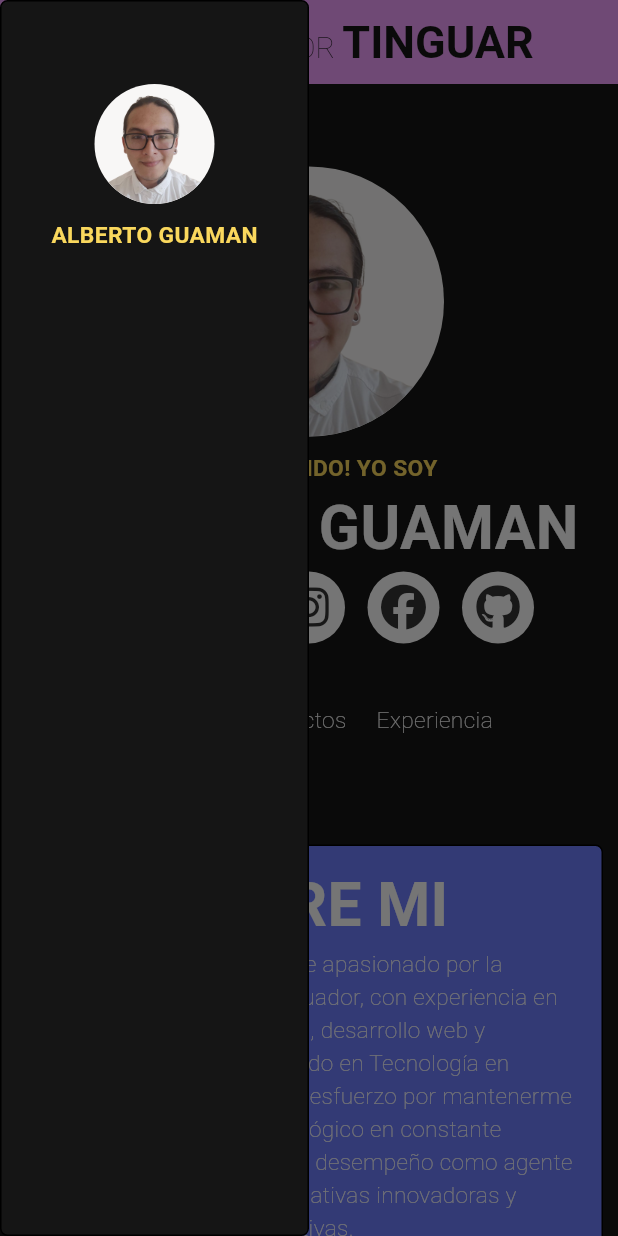
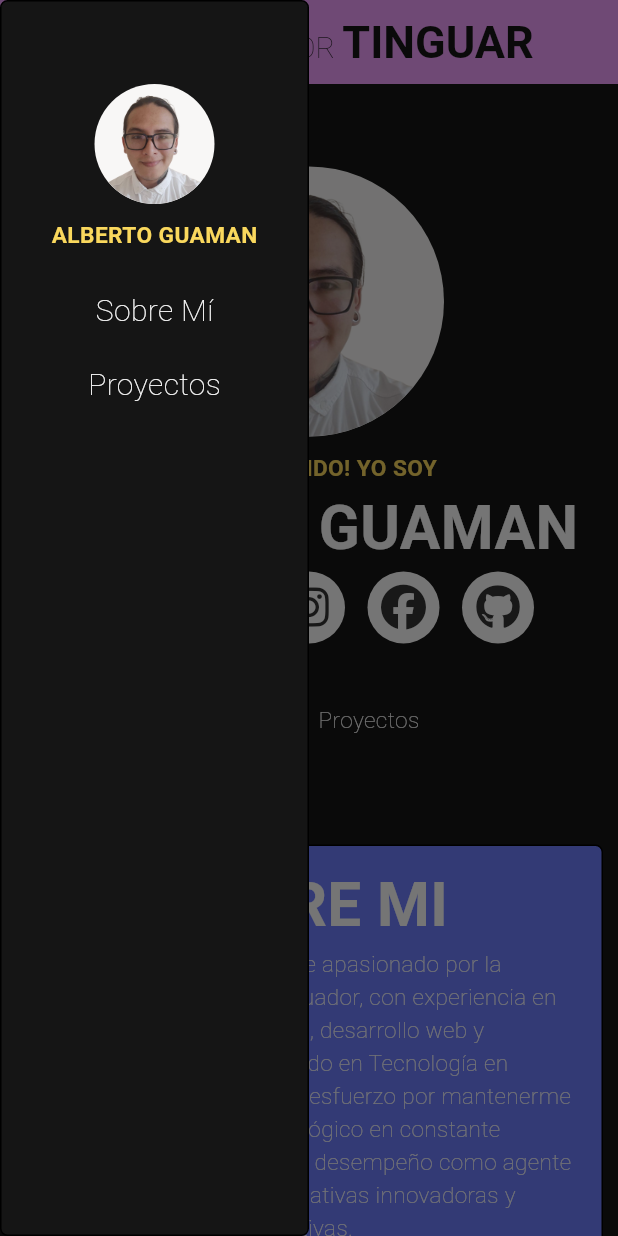
Before and after one commit to GbrielGarcia/albertoguaman.com, a Flutter app: the screen it shows after launch, with the side drawer open, on a phone screen of 412 x 824 dp. Run offline on Flutter 3.47's test engine with Material 3 defaults, Android fonts, the phone set to English and light mode, and no system bars; our stand-ins replace animated_text_kit, firebase_core, flutter_animate, font_awesome_flutter, go_router, google_fonts and 1 more; missing offline and left inert: responsive_layout_grid, universal_html; accounts and stored records are empty; generated files the repository leaves out were written again; Roboto replaces fonts that are missing (Alegreya).

Commit message:
nueva version

```diff
--- a/lib/src/home/home.dart
+++ b/lib/src/home/home.dart
@@ -16,38 +16,18 @@ import 'package:flutter_staggered_grid_view/flutter_staggered_grid_view.dart';
 import 'package:font_awesome_flutter/font_awesome_flutter.dart';
 import "../../utils/assets.dart";
 import "../util/util.dart";
+import 'package:responsive_layout_grid/responsive_layout_grid.dart';
 
-class HomeSrc extends StatelessWidget {
+final List<String> sections = ['Sobre Mí', 'Proyectos'];
+
+class HomeSrc extends StatefulWidget {
   const HomeSrc({super.key});
 
   @override
-  Widget build(BuildContext context) {
-    final al = AppLocalizations.of(context);
-
-    return Scaffold(
-      appBar: AppBar(
-        backgroundColor: UtilsColor.colorPink,
-        centerTitle: true,
-        title: _buildPowered(),
-      ),
-      drawer: context.isMobile || context.isMobileLarge
-          ? _buildDrawer(context, al)
-          : null,
-      backgroundColor: UtilsColor.colorPrimaryDark,
-      body: const PortfolioScreen(),
-    );
-  }
+  State<HomeSrc> createState() => _PortfolioScreenState();
 }
 
-class PortfolioScreen extends StatefulWidget {
-  const PortfolioScreen({super.key});
-
-  @override
-  State<PortfolioScreen> createState() => _PortfolioScreenState();
-}
-
-class _PortfolioScreenState extends State<PortfolioScreen> {
-  final List<String> sections = ['Sobre Mí', 'Proyectos', 'Experiencia'];
+class _PortfolioScreenState extends State<HomeSrc> {
   late List<bool> inHovered;
 
   final ScrollController _scrollController = ScrollController();
@@ -90,7 +70,34 @@ class _PortfolioScreenState extends State<PortfolioScreen> {
     final al = AppLocalizations.of(context);
     final List<ProjectModel> projects = infoProjectModel;
 
-    return Responsive(
+    return Scaffold(
+      appBar: AppBar(
+        backgroundColor: UtilsColor.colorPink,
+        centerTitle: true,
+        title: _buildPowered(),
+      ),
+      drawer: context.isMobile || context.isMobileLarge
+          ? Container(
+              width: context.screenWidth / 2,
+              decoration: BoxDecoration(
+                  color: UtilsColor.colorPrimaryDark,
+                  border: Border.all(),
+                  borderRadius: BorderRadius.circular(SizeUtils.m)),
+              child: Column(
+                children: [
+                  SizedBox(height: SizeUtils.xl1),
+                  _buildAvatar(context, al, maxRadius: SizeUtils.xl),
+                  SizedBox(width: SizeUtils.m),
+                  _buildRowName(context,
+                      visibility: true, text: 'Alberto Guaman'.toUpperCase()),
+                  SizedBox(height: SizeUtils.s1),
+                  _buildSectionsColumn(context, sections),
+                ],
+              ),
+            )
+          : null,
+      backgroundColor: UtilsColor.colorPrimaryDark,
+      body: Responsive(
         mobile: SingleChildScrollView(
           controller: _scrollController,
           clipBehavior: Clip.antiAlias,
@@ -140,10 +147,30 @@ class _PortfolioScreenState extends State<PortfolioScreen> {
             ],
           ),
         ),
+      ),
     );
   }
 
   Widget _buildProject(AppLocalizations? al, BuildContext context) {
+    final int crossAxisCount = context.isDesktop
+        ? 2
+        : context.isTabletLarge
+            ? 2
+            : context.isTablet
+                ? 2
+                : context.isMobileLarge
+                    ? 1
+                    : 1;
+    final double mainAxisExtent = context.isDesktop
+        ? 125
+        : context.isTabletLarge
+            ? 125
+            : context.isTablet
+                ? 125
+                : context.isMobileLarge
+                    ? 125
+                    : 125;
+
     return ResponsiveCenter(
         child: Column(
       mainAxisAlignment: MainAxisAlignment.center,
@@ -154,21 +181,25 @@ class _PortfolioScreenState extends State<PortfolioScreen> {
           GridView.builder(
             shrinkWrap: true,
             physics: const NeverScrollableScrollPhysics(),
+            padding: EdgeInsets.all(SizeUtils.l),
             gridDelegate: SliverGridDelegateWithFixedCrossAxisCount(
-                crossAxisCount: context.isDesktop
-                    ? 2
-                    : context.isMobile
-                        ? 1
-                        : 2,
-                childAspectRatio: 7 / 3,
-                crossAxisSpacing: 10,
-                mainAxisSpacing: 10,
+              crossAxisCount: crossAxisCount,
+              mainAxisExtent: 125,
+              crossAxisSpacing: 16,
+              mainAxisSpacing: 16,
+              childAspectRatio: 2,
             ),
             itemCount: infoProjectModel.length,
-              itemBuilder: (BuildContext context, index) {
+            itemBuilder: (context, index) {
               final project = infoProjectModel[index];
-
-                return MouseRegion(
+              return GestureDetector(
+                onTap: () {
+                  // Alternar el estado de hovered en dispositivos móviles
+                  setState(() {
+                    inHovered[index] = !inHovered[index];
+                  });
+                },
+                child: MouseRegion(
                   onEnter: (_) {
                     setState(() {
                       inHovered[index] = true;
@@ -179,105 +210,89 @@ class _PortfolioScreenState extends State<PortfolioScreen> {
                       inHovered[index] = false;
                     });
                   },
-                  child: AnimatedOpacity(
-                    opacity: inHovered[index] ? 0.3 : 1.0,
+                  child: Stack(
+                    children: [
+                      AnimatedOpacity(
+                        opacity: inHovered[index] ? 0.2 : 1.0,
                         duration: const Duration(milliseconds: 100),
+                        child: Card(
+                          color: UtilsColor.colorYellow,
+                          elevation: 4,
+                          child: IntrinsicHeight(
+                            child: Expanded(
+                              child: Padding(
+                                padding: EdgeInsets.all(SizeUtils.s),
                                 child: Column(
+                                  crossAxisAlignment: CrossAxisAlignment.start,
                                   children: [
-                        Container(
-                          decoration: BoxDecoration(
-                            border: Border.all(
-                              color: Colors.black,
-                              width: 2.0,
+                                    Text(project.title,
+                                        style: StyleText.textPortfolio(
+                                          color: UtilsColor.colorPrimaryDark,
+                                          fontWeight: FontWeight.bold,
+                                        )),
+                                    SizedBox(height: SizeUtils.s),
+                                    Text(
+                                      project.description,
+                                      maxLines: 2,
+                                      overflow: TextOverflow.ellipsis,
+                                      style: StyleText.textPortfolio(
+                                        color: UtilsColor.colorPrimaryDark,
                                       ),
                                     ),
-                          child: Image.asset(
-                            project.photo,
-                            fit: BoxFit
-                                .cover, // Ajusta cómo se escala la imagen dentro del contenedor
+                                  ],
                                 ),
                               ),
-                        SizedBox(height: SizeUtils.l),
-                        Column(
-                          crossAxisAlignment: CrossAxisAlignment.start,
-                          children: [
-                            Text(
-                              project.title,
-                              style: TextStyle(fontWeight: FontWeight.bold),
                             ),
-                            SizedBox(height: 4),
-                            Text(
-                              project.description,
-                              style: TextStyle(color: Colors.black),
                           ),
-                            SizedBox(height: 8),
-                            containerBottom(
+                        ),
+                      ),
+                      if (inHovered[index])
+                        Center(
+                          child: IntrinsicHeight(
+                            child: Expanded(
+                                child: Padding(
+                              padding: EdgeInsets.all(SizeUtils.s),
+                              child: containerBottom(
                                   () => laucherURL(project.buttonVoidCall),
                                   project.title,
                                   'Ver proyecto',
                                   padding: 0),
-                          ],
+                            )),
                           ),
+                        ),
+                      Positioned(
+                          top: -10,
+                          right: 0,
+                          child: Container(
+                              padding: EdgeInsets.all(SizeUtils.m),
+                              decoration: BoxDecoration(
+                                color: UtilsColor.colorBlue,
+                                shape: BoxShape.rectangle,
+                              ),
+                              child: Text('${index + 1}',
+                                  style: StyleText.textPortfolio(
+                                      fontSize: SizeUtils.xl))))
                     ],
                   ),
                 ),
               );
-              }),
-          // StaggeredGrid.count(
-          //   crossAxisCount: context.isTablet ? 4 : 4,
-          //   mainAxisSpacing: 10.0,
-          //   crossAxisSpacing: 10.0,
-          //   children: infoProjectModel.map((project) {
-          //     return StaggeredGridTile.count(
-          //         crossAxisCellCount:
-          //             context.isMobile || context.isMobileLarge ? 4 : 2,
-          //         mainAxisCellCount:
-          //             context.isMobile || context.isMobileLarge ? 4 : 2,
-          //         child: Column(
-          //           children: [
-          //             Container(
-          //               decoration: BoxDecoration(
-          //                 border: Border.all(
-          //                   color: Colors.black, // Color del borde
-          //                   width: 2.0, // Ancho del borde
-          //                 ),
-          //               ),
-          //               child: Image.asset(
-          //                 project.photo,
-          //                 fit: BoxFit
-          //                     .cover, // Ajusta cómo se escala la imagen dentro del contenedor
-          //               ),
-          //             ),
-          //             SizedBox(height: SizeUtils.l),
-          //             Column(
-          //               crossAxisAlignment: CrossAxisAlignment.start,
-          //               children: [
-          //                 Text(
-          //                   project.title,
-          //                   style: TextStyle(fontWeight: FontWeight.bold),
-          //                 ),
-          //                 SizedBox(height: 4),
-          //                 Text(
-          //                   project.description,
-          //                   style: TextStyle(color: Colors.black),
-          //                 ),
-          //                 SizedBox(height: 8),
-          //                 containerBottom(
-          //                     () => laucherURL(project.buttonVoidCall),
-          //                     project.title,
-          //                     'Ver proyecto',
-          //                     padding: 0),
-          //               ],
-          //             ),
-          //           ],
-          //         ));
-          //   }).toList(),
-          // ),
+            },
+          ),
           color: UtilsColor.colorPink,
           title: 'Proyectos'.toUpperCase(),
         )
       ],
     ));
+  }
+
+  Widget _buildContainerGrid() {
+    return Container(
+      decoration: BoxDecoration(
+          color: UtilsColor.colorSecondaryWhite,
+          border: Border.all(),
+          borderRadius: BorderRadius.circular(SizeUtils.m)),
+      child: Text('adsd'),
+    );
   }
 
   Widget _buildAboutMe(AppLocalizations? al) {
@@ -400,6 +415,37 @@ class _PortfolioScreenState extends State<PortfolioScreen> {
     );
   }
 
+  Widget _buildSectionsColumn(BuildContext context, List<String> sections) {
+    return Column(
+      mainAxisAlignment: MainAxisAlignment.center,
+      children: sections
+          .map(
+            (section) => GestureDetector(
+              onTap: ()  {
+                _scrollToSection(section);
+                Navigator.pop(context);
+              },
+              child: Padding(
+                padding: EdgeInsets.all(SizeUtils.s),
+                child: MouseRegion(
+                  cursor: SystemMouseCursors.click,
+                  child: Text(
+                    section,
+                    style: StyleText.textPortfolio(
+                      fontSize: SizeUtils.l1.sizeScaled(
+                        context.screenWidth,
+                        minSize: SizeUtils.l,
+                      ),
+                    ),
+                  ),
+                ),
+              ),
+            ),
+          )
+          .toList(),
+    );
+  }
+
   Widget _buildSectionContent(String title, GlobalKey key) {
     return Container(
       key: key,
@@ -410,25 +456,6 @@ class _PortfolioScreenState extends State<PortfolioScreen> {
               fontSize: SizeUtils.s1)),
     );
   }
-}
-
-Widget _buildDrawer(BuildContext context, AppLocalizations? al) {
-  return Container(
-    width: context.screenWidth / 2,
-    decoration: BoxDecoration(
-        color: UtilsColor.colorPrimaryDark,
-        border: Border.all(),
-        borderRadius: BorderRadius.circular(SizeUtils.m)),
-    child: Column(
-      children: [
-        SizedBox(height: SizeUtils.xl1),
-        _buildAvatar(context, al, maxRadius: SizeUtils.xl),
-        SizedBox(width: SizeUtils.m),
-        _buildRowName(context,
-            visibility: true, text: 'Alberto Guaman'.toUpperCase()),
-      ],
-    ),
-  );
 }
 
 Widget _buildPowered() {
--- a/lib/src/model/project.dart
+++ b/lib/src/model/project.dart
@@ -2,7 +2,7 @@ import 'package:albertoguaman/src/util/assets.dart';
 
 class ProjectModel {
   final String photo;
-  final String type;
+  final List<String> type;
   final String title;
   final String description;
   final String buttonText;
@@ -21,36 +21,35 @@ class ProjectModel {
 List<ProjectModel> infoProjectModel = [
   ProjectModel(
       photo: Assets.projectOne,
-      type: 'Desarrollo Web',
-      title: 'Horarios Energia ( CNEL )',
-      description: 'Aquí puedes acceder a los horarios de corte de energia programado por CNEL en tu zona.',
+      type: [],
+      title: 'Horarios Energia ( WEB )',
+      description:
+          'Aquí puedes acceder a los horarios de corte de energia programado por CNEL en tu zona.',
       buttonText: 'ver proyecto',
       buttonVoidCall: 'https://cnel-ficha.tinguar.com/'),
   ProjectModel(
       photo: Assets.projectOne,
-      type: 'Desarrollo Web',
-      title: 'Horarios Energia ( CNEL )',
-      description: 'Aquí puedes acceder a los horarios de corte de energia programado por CNEL en tu zona.',
+      type: [],
+      title: 'Horarios Energia ( CHAT BOT )',
+      description:
+          'Consulta los cortes de energía a través de nuestro chatbot en WhatsApp.',
       buttonText: 'ver proyecto',
-      buttonVoidCall: 'https://cnel-ficha.tinguar.com/'),
+      buttonVoidCall: 'https://tunegocio.pro/PMGwa'),
   ProjectModel(
       photo: Assets.projectOne,
-      type: 'Desarrollo Web',
-      title: 'Horarios Energia ( CNEL )',
-      description: 'Aquí puedes acceder a los horarios de corte de energia programado por CNEL en tu zona.',
+      type: [],
+      title: 'Tarot Pragmático',
+      description:
+          'Sistema Arcano para cliente de CHILE, desarrollado con Flutter.',
       buttonText: 'ver proyecto',
-      buttonVoidCall: 'https://cnel-ficha.tinguar.com/'),  ProjectModel(
-      photo: Assets.projectOne,
-      type: 'Desarrollo Web',
-      title: 'Horarios Energia ( CNEL )',
-      description: 'Aquí puedes acceder a los horarios de corte de energia programado por CNEL en tu zona.',
-      buttonText: 'ver proyecto',
-      buttonVoidCall: 'https://cnel-ficha.tinguar.com/'),
+      buttonVoidCall: 'https://perfil.tarotpragmatico.com/'),
   ProjectModel(
       photo: Assets.projectOne,
-      type: 'Desarrollo Web',
-      title: 'Horarios Energia ( CNEL )',
-      description: 'Aquí puedes acceder a los horarios de corte de energia programado por CNEL en tu zona.',
+      type: [],
+      title: 'Página Web Educativa (CMS)',
+      description:
+          'Página realizada con WordPress y Elementor para una empresa ecuatoriana de educación.',
       buttonText: 'ver proyecto',
-      buttonVoidCall: 'https://cnel-ficha.tinguar.com/'),
+      buttonVoidCall: 'https://sciedtec.com/'),
+
 ];
--- a/lib/src/util/responsive.dart
+++ b/lib/src/util/responsive.dart
@@ -7,17 +7,20 @@ class Responsive extends StatelessWidget {
     required this.desktop,
     this.tablet,
     this.mobileLarge,
+    this.tabletLarge,
   });
 
   final Widget mobile;
   final Widget? mobileLarge;
   final Widget? tablet;
+  final Widget? tabletLarge;
   final Widget desktop;
 
   @override
   Widget build(BuildContext context) {
     if (context.isMobile) return mobile;
     if (context.isMobileLarge) return mobileLarge ?? mobile;
+    if (context.isTabletLarge) return tabletLarge ?? tablet ?? mobileLarge ?? mobile;
     if (context.isTablet) return tablet ?? mobileLarge ?? mobile;
     return desktop;
   }
@@ -27,22 +30,26 @@ enum Breakpoint {
   mobile,
   mobileLarge,
   tablet,
+  tabletLarge,
   desktop;
 }
 
 /// Valores de Breakpoint separados para ser usados como constantes
 class BreakpointValues {
   static const double mobile = 400;
-  static const double mobileLarge = 700;
-  static const double tablet = 1024;
-  static const double desktop = 1024;
+  static const double mobileLarge = 600;
+  static const double tablet = 800;
+  static const double tabletLarge = 1200;
+  static const double desktop = 1200;
 }
 
 extension ResponsiveExtension on BuildContext {
   double get screenWidth => MediaQuery.of(this).size.width;
   double get screenHeight => MediaQuery.of(this).size.height;
-  bool get isMobile => screenWidth <= BreakpointValues.mobile; // Usa BreakpointValues
-  bool get isMobileLarge => screenWidth <= BreakpointValues.mobileLarge; // Usa BreakpointValues
-  bool get isTablet => screenWidth < BreakpointValues.tablet; // Usa BreakpointValues
-  bool get isDesktop => screenWidth >= BreakpointValues.desktop; // Usa BreakpointValues
+
+  bool get isMobile => screenWidth <= BreakpointValues.mobile; // Móvil
+  bool get isMobileLarge => screenWidth <= BreakpointValues.mobileLarge; // Móvil grande
+  bool get isTablet => screenWidth > BreakpointValues.mobileLarge && screenWidth < BreakpointValues.tablet; // Tablet
+  bool get isTabletLarge => screenWidth >= BreakpointValues.tablet && screenWidth < BreakpointValues.desktop; // Tablet grande
+  bool get isDesktop => screenWidth >= BreakpointValues.desktop; // Escritorio
 }
--- a/pubspec.yaml
+++ b/pubspec.yaml
@@ -30,6 +30,8 @@ dependencies:
   html: ^0.15.5
   flutter_animate: ^4.5.2
   animated_text_kit: ^4.2.2
+  responsive_grid_list: ^1.4.0
+  responsive_layout_grid: ^1.1.2
 
 dev_dependencies:
   flutter_test:
```
Also changed, not shown: pubspec.lock, 1 other file. Lines whose indentation alone changed are shown as unchanged.
